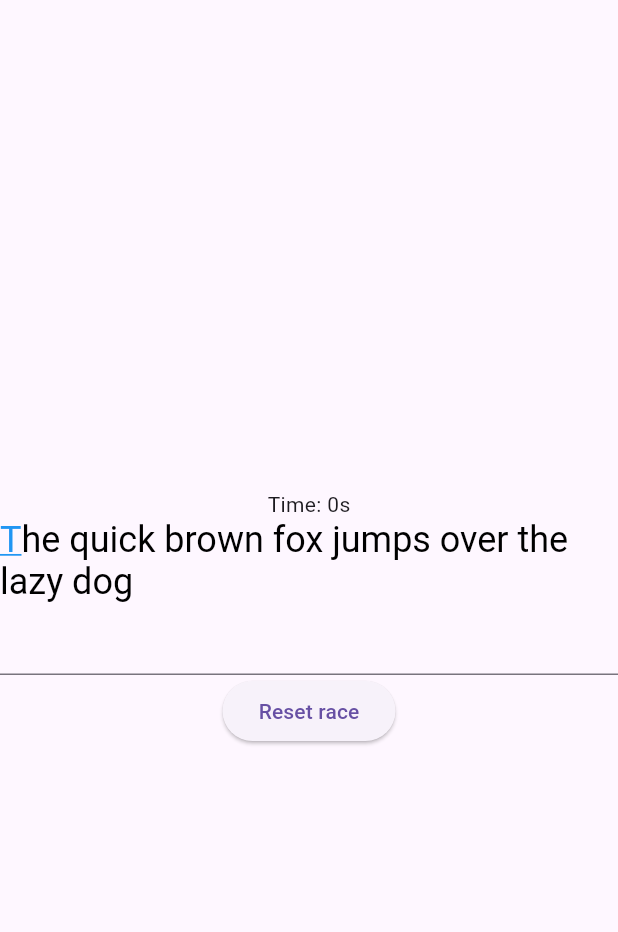
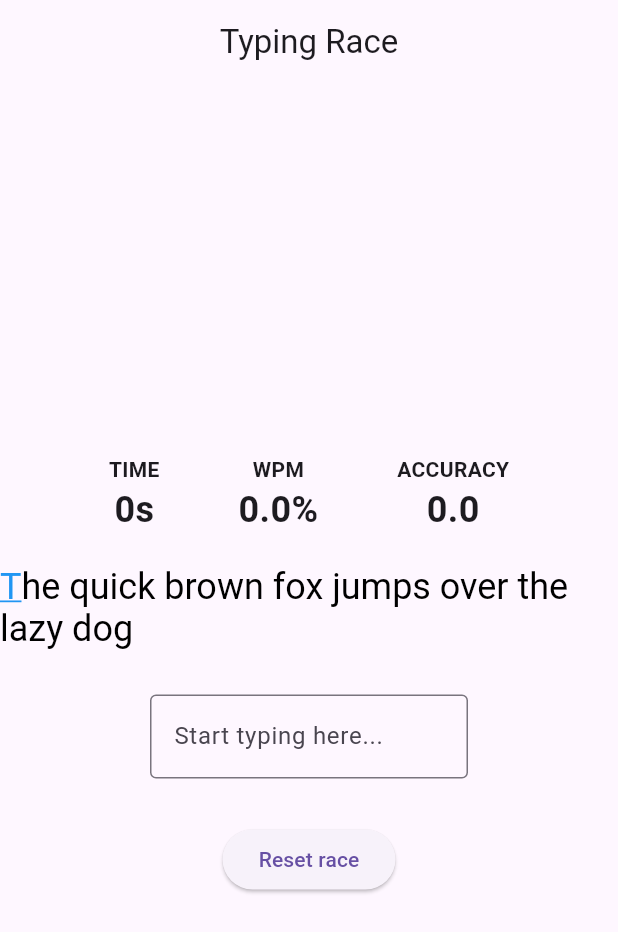
Before and after one commit to nahomsof/typing-race, a Flutter app: the screen it shows after launch, on a phone screen of 412 x 824 dp. Shown: the top 932 px of the screen. Run offline on Flutter 3.47's test engine with Material 3 defaults, Android fonts, the phone set to English and light mode, and no system bars.

Commit message:
feat: improve typing race layout

```diff
--- a/frontend/lib/main.dart
+++ b/frontend/lib/main.dart
@@ -10,7 +10,7 @@ class MyApp extends StatelessWidget {
 
   @override
   Widget build(BuildContext context) {
-    return MaterialApp(home: HomePage());
+    return MaterialApp(debugShowCheckedModeBanner: false, home: HomePage());
   }
 }
 
@@ -80,13 +80,6 @@ class _HomePageState extends State<HomePage> {
 
     final finished = typed.length == _targetChars.length;
     if (finished) {
-      if (!isFinished) {
-        WidgetsBinding.instance.addPostFrameCallback((_) {
-          if (mounted) {
-            displayDialog(context);
-          }
-        });
-      }
       timer?.cancel();
       timer = null;
     }
@@ -156,26 +149,6 @@ class _HomePageState extends State<HomePage> {
     return spans;
   }
 
-  void displayDialog(BuildContext context) {
-    showDialog(
-      context: context,
-      builder: (BuildContext context) {
-        return AlertDialog(
-          title: Text("Race info"),
-          content: Text(
-            "Correct characters: $correctChars \nTyped characters: ${charController.text.length} ${"\nAccuracy: ${accuracy.toStringAsFixed(1)}"}% ${wpm == 0 ? "" : '\nWPM: ${wpm.toStringAsFixed(1)}'} ",
-          ),
-          actions: [
-            TextButton(
-              onPressed: () => Navigator.of(context).pop(),
-              child: Text("Ok"),
-            ),
-          ],
-        );
-      },
-    );
-  }
-
   @override
   void dispose() {
     charController.dispose();
@@ -186,11 +159,66 @@ class _HomePageState extends State<HomePage> {
   @override
   Widget build(BuildContext context) {
     return Scaffold(
+      appBar: AppBar(title: const Text("Typing Race"), centerTitle: true),
       body: Center(
         child: Column(
           mainAxisAlignment: .center,
           children: [
-            Text("Time: ${elapsedSecond}s"),
+            Padding(
+              padding: const EdgeInsets.all(20),
+              child: Row(
+                mainAxisAlignment: MainAxisAlignment.spaceEvenly,
+                children: [
+                  Column(
+                    children: [
+                      const Text(
+                        "TIME",
+                        style: TextStyle(fontWeight: FontWeight.bold),
+                      ),
+                      Text(
+                        "${elapsedSecond}s",
+                        style: TextStyle(
+                          fontWeight: FontWeight.bold,
+                          fontSize: 24,
+                        ),
+                      ),
+                    ],
+                  ),
+
+                  Column(
+                    children: [
+                      const Text(
+                        "WPM",
+                        style: TextStyle(fontWeight: FontWeight.bold),
+                      ),
+                      Text(
+                        "${wpm.toStringAsFixed(1)}%",
+                        style: TextStyle(
+                          fontWeight: FontWeight.bold,
+                          fontSize: 24,
+                        ),
+                      ),
+                    ],
+                  ),
+
+                  Column(
+                    children: [
+                      const Text(
+                        "ACCURACY",
+                        style: TextStyle(fontWeight: FontWeight.bold),
+                      ),
+                      Text(
+                        accuracy.toStringAsFixed(1),
+                        style: TextStyle(
+                          fontWeight: FontWeight.bold,
+                          fontSize: 24,
+                        ),
+                      ),
+                    ],
+                  ),
+                ],
+              ),
+            ),
             RichText(
               text: TextSpan(
                 style: TextStyle(fontSize: 24, color: Colors.purple),
@@ -198,10 +226,20 @@ class _HomePageState extends State<HomePage> {
               ),
             ),
 
-            TextField(
-              controller: charController,
-              readOnly: isFinished,
-              onChanged: (_) => updateProgress(),
+            Padding(
+              padding: const EdgeInsets.symmetric(
+                horizontal: 100,
+                vertical: 30,
+              ),
+              child: TextField(
+                controller: charController,
+                readOnly: isFinished,
+                onChanged: (_) => updateProgress(),
+                decoration: const InputDecoration(
+                  hintText: "Start typing here...",
+                  border: OutlineInputBorder(),
+                ),
+              ),
             ),
             ElevatedButton(onPressed: resetRace, child: Text("Reset race")),
           ],
```
